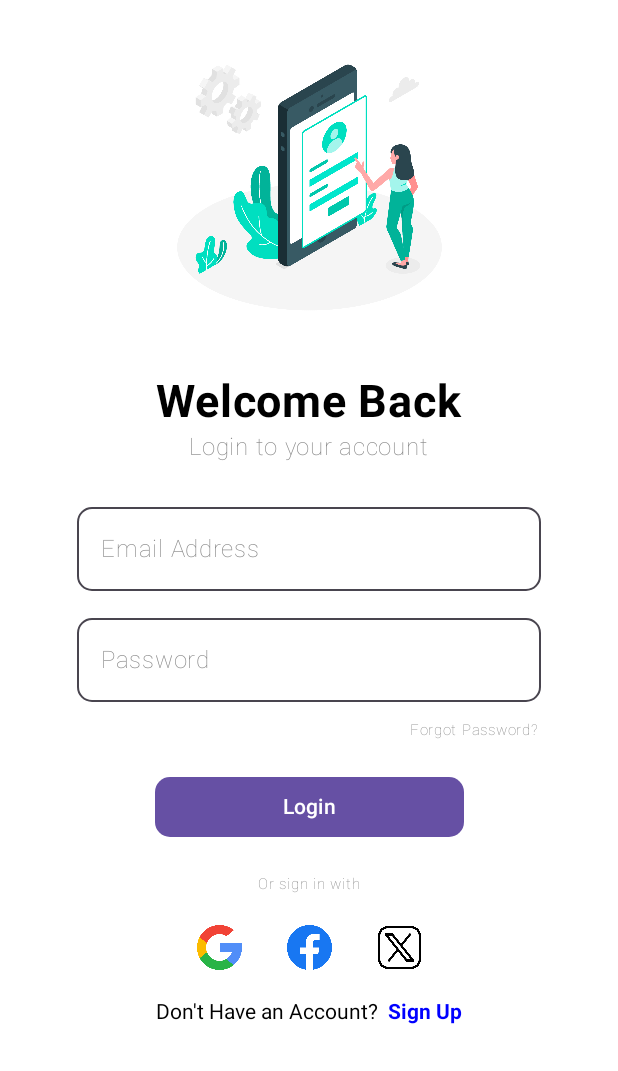
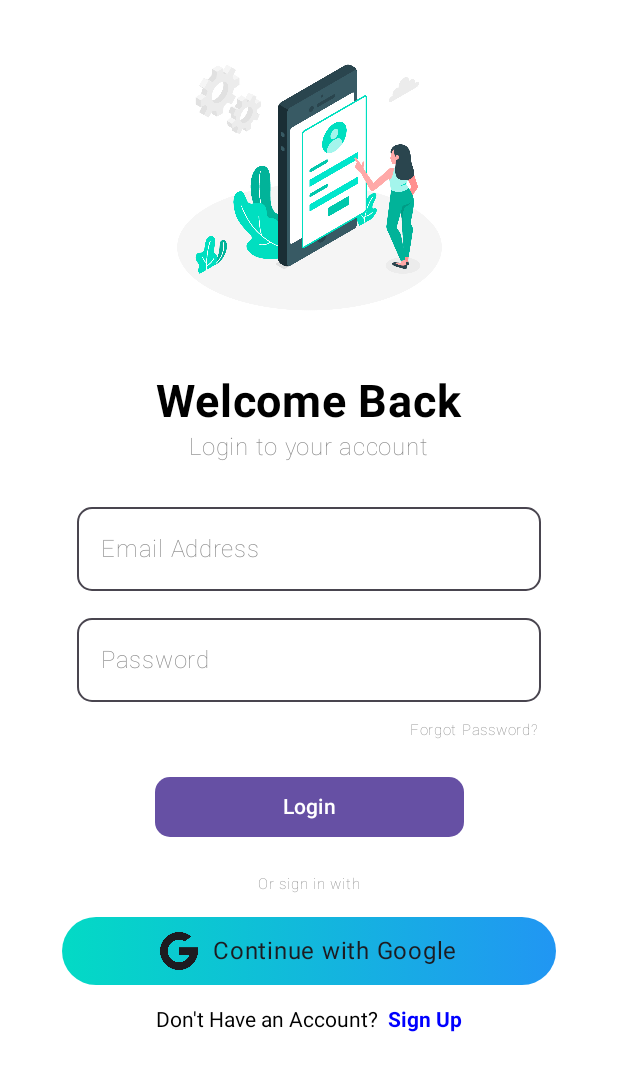
Before and after one commit to Niteshkrjhag/GrabApp2, an Android app built with Jetpack Compose: the screen it shows after launch (MainActivity), on a phone screen of 412 x 824 dp. Shown: the top 1071 px of the screen. Run offline under Robolectric (Android 15) with nearby library versions, the phone set to English and light mode, and no system bars; our stand-ins replace Dagger/Hilt's generated code, Firebase (no records; nobody signed in at launch, a user with empty details on screens opened directly), accompanist, livedata-compose; libraries missing offline, so code that uses them is left out: com.google.ai.client.

Commit message:
fb and twitter signin dismissed and only continued with google sign in

```diff
--- a/app/src/main/java/com/example/first_app/Login_auth/LoginViewModel.kt
+++ b/app/src/main/java/com/example/first_app/Login_auth/LoginViewModel.kt
@@ -59,6 +59,7 @@ class LoginViewModel:ViewModel() {
             }
     }
     fun signout(){
+//        _authState.value = AuthState.Loading
         Firebase.auth.signOut()
         _authState.value = AuthState.Unauthenticated
     }
--- a/app/src/main/java/com/example/first_app/Screen/LoginScreen.kt
+++ b/app/src/main/java/com/example/first_app/Screen/LoginScreen.kt
@@ -1,12 +1,10 @@
 package com.example.first_app.Screen
 
-import android.content.Context
 import android.util.Log
 import android.widget.Toast
 import androidx.compose.foundation.Image
 import androidx.compose.foundation.background
 import androidx.compose.foundation.clickable
-import androidx.compose.foundation.indication
 import androidx.compose.foundation.interaction.MutableInteractionSource
 import androidx.compose.foundation.layout.Arrangement
 import androidx.compose.foundation.layout.Box
@@ -17,16 +15,13 @@ import androidx.compose.foundation.layout.fillMaxSize
 import androidx.compose.foundation.layout.fillMaxWidth
 import androidx.compose.foundation.layout.height
 import androidx.compose.foundation.layout.padding
-import androidx.compose.foundation.layout.size
-import androidx.compose.foundation.layout.width
 import androidx.compose.foundation.layout.wrapContentSize
 import androidx.compose.foundation.layout.wrapContentWidth
 import androidx.compose.foundation.shape.CircleShape
 import androidx.compose.foundation.shape.RoundedCornerShape
 import androidx.compose.foundation.text.ClickableText
-import androidx.compose.material.ripple.rememberRipple
 import androidx.compose.material3.Button
-import androidx.compose.material3.ExperimentalMaterial3Api
+import androidx.compose.material3.Icon
 import androidx.compose.material3.OutlinedTextField
 import androidx.compose.material3.Text
 import androidx.compose.material3.TextFieldDefaults
@@ -41,6 +36,7 @@ import androidx.compose.runtime.setValue
 import androidx.compose.ui.Alignment
 import androidx.compose.ui.Modifier
 import androidx.compose.ui.draw.clip
+import androidx.compose.ui.graphics.Brush
 import androidx.compose.ui.graphics.Color
 import androidx.compose.ui.graphics.painter.Painter
 import androidx.compose.ui.layout.ContentScale
@@ -61,13 +57,18 @@ import com.example.first_app.R
 import com.example.first_app.googleSignIn.GoogleSignInViewModel
 import com.example.first_app.navigation.Routes
 import com.example.first_app.navigation.Routes.BoardingScreen
+import com.example.first_app.ui.theme.Teal200
+import com.example.first_app.ui.theme.splash_background_color
 
 
 @Composable
-fun Login(navController: NavHostController,authViewModel: LoginViewModel,context: Context,googleSignInViewModel: GoogleSignInViewModel) {
+fun Login(navController: NavHostController,
+          authViewModel: LoginViewModel,
+          googleSignInViewModel: GoogleSignInViewModel) {
 Log.d("SignOut","Inside login screen")
     val authState = authViewModel.authState.observeAsState()
     val context = LocalContext.current
+
 
     LaunchedEffect(authState.value) {
         when(authState.value){
@@ -203,8 +204,6 @@ Log.d("SignOut","Inside login screen")
             verticalAlignment = Alignment.CenterVertically
         ) {
             val google_login = painterResource(id = R.drawable.google_login)
-            val facebook_login = painterResource(id = R.drawable.facebook_login)
-            val twitter_login = painterResource(id = R.drawable.twitter_login)
 
 
             ClickableImage(
@@ -214,14 +213,16 @@ Log.d("SignOut","Inside login screen")
                   Log.d("click", "Google Sign-In Clicked")
                }
             )
-            Spacer(modifier = Modifier.width(20.dp))
-            ClickableImage(google_login = facebook_login,
-                onClick = {}
-                )
-            Spacer(modifier = Modifier.width(20.dp))
-            ClickableImage(google_login = twitter_login,
-                onClick = {}
-            )
+//            Spacer(modifier = Modifier.width(20.dp))
+////            ClickableImage(google_login = facebook_login,
+////                onClick = {}
+////                )
+//            Spacer(modifier = Modifier.width(20.dp))
+////            ClickableImage(google_login = twitter_login,
+////                onClick = {
+////
+////                }
+////            )
         }
         Spacer(modifier = Modifier.height(15.dp))
         val annotatedText = buildAnnotatedString {
@@ -258,8 +259,9 @@ fun ClickableImage(
     onClick: () -> Unit
 ) {
     Box(
-       modifier =  Modifier
-           .size(40.dp)
+        modifier = Modifier
+            .fillMaxWidth(0.8f)
+            .height(45.dp)
             .clip(CircleShape)
             .clickable(
                onClick = { onClick() },
@@ -268,12 +270,32 @@ fun ClickableImage(
             )
             .wrapContentSize()
     ){
-        Image(
-            painter = google_login,
-            contentDescription = "$google_login",
-            contentScale = ContentScale.Fit,
-            modifier = Modifier.size(30.dp)
+        Row(
+            modifier = Modifier
+                .background(
+                    brush = Brush.horizontalGradient(
+                        colors = listOf(
+                            Teal200,
+                            splash_background_color
+                        ),
+                    )
+                )
+                .fillMaxSize()
+                .padding(10.dp),
+            // contentAlignment = Alignment.Center
+            horizontalArrangement = Arrangement.Center,
+            verticalAlignment = Alignment.CenterVertically
+        ) {
+            Icon(
+                painter = painterResource(id = R.drawable.google_login),
+                contentDescription = "Google"
+            )
+            Text(
+                modifier = Modifier.padding(start = 10.dp),
+                text = "Continue with Google"
             )
         }
+    }
+
 
 }
--- a/app/src/main/java/com/example/first_app/Screen/SettingsScreen.kt
+++ b/app/src/main/java/com/example/first_app/Screen/SettingsScreen.kt
@@ -31,28 +31,23 @@ import androidx.compose.ui.Alignment
 import androidx.compose.ui.Modifier
 import androidx.compose.ui.draw.clip
 import androidx.compose.ui.graphics.Color
-import androidx.compose.ui.layout.ContentScale
 import androidx.compose.ui.res.painterResource
 import androidx.compose.ui.text.font.FontWeight
 import androidx.compose.ui.text.style.TextAlign
-import androidx.compose.ui.tooling.preview.Preview
 import androidx.compose.ui.unit.dp
 import androidx.compose.ui.unit.sp
 import androidx.navigation.NavController
-import coil.compose.AsyncImage
 import com.example.first_app.Login_auth.AuthState
 import com.example.first_app.Login_auth.LoginViewModel
 import com.example.first_app.Login_auth.ProfileViewModel
 import com.example.first_app.R
 import com.example.first_app.googleSignIn.GoogleSignInViewModel
 import com.example.first_app.navigation.Routes
-import com.example.first_app.presentation.nvGraph.RouteNS
 import com.example.first_app.ui.theme.LightPrimaryColor
 import com.example.first_app.ui.theme.Poppins
 import com.example.first_app.ui.theme.PrimaryColor
 import com.example.first_app.ui.theme.SecondaryColor
 import com.example.first_app.ui.theme.Shapes
-import okhttp3.Route
 
 
 @Composable
--- a/app/src/main/java/com/example/first_app/navigation/Routes.kt
+++ b/app/src/main/java/com/example/first_app/navigation/Routes.kt
@@ -5,5 +5,4 @@ object Routes {
     var SignUp = "SignUp"
     var BoardingScreen = "BoardingScreen"
 
-
 }
--- a/app/src/main/java/com/example/first_app/navigation/navigation_file.kt
+++ b/app/src/main/java/com/example/first_app/navigation/navigation_file.kt
@@ -7,26 +7,30 @@ import androidx.navigation.compose.NavHost
 import androidx.navigation.compose.composable
 import androidx.navigation.compose.rememberNavController
 import com.example.first_app.ChatBot.ChatViewModel.ChatViewModel
-import com.example.first_app.ChatBot.ScreenCB.ChatBotScreen
+import com.example.first_app.Login_auth.LoginViewModel
 import com.example.first_app.Screen.Login
 import com.example.first_app.Screen.signUpScreen
-import com.example.first_app.Login_auth.LoginViewModel
 import com.example.first_app.googleSignIn.GoogleSignInViewModel
 import com.example.first_app.presentation.nvGraph.NavGraph
 
 @Preview(showBackground = true, showSystemUi = true)
 @Composable
 
-fun Navigation(startDestination:String,authViewModel:LoginViewModel,chatViewModel: ChatViewModel,context:Context,googleSignInViewModel: GoogleSignInViewModel){
+fun Navigation(startDestination:String,
+               authViewModel:LoginViewModel,
+               chatViewModel: ChatViewModel,
+               context:Context,
+               googleSignInViewModel: GoogleSignInViewModel
+){
 
     val navController = rememberNavController()
     NavHost(navController = navController
         , startDestination =Routes.Login, builder = {
             composable(Routes.Login){
-                Login(navController,authViewModel,context,googleSignInViewModel)
+                Login(navController,authViewModel,googleSignInViewModel)
             }
             composable(Routes.SignUp){
-                signUpScreen(navController,authViewModel)
+                signUpScreen(navController,authViewModel,googleSignInViewModel)
             }
             composable(Routes.BoardingScreen){
 
--- a/app/src/main/java/com/example/first_app/presentation/news_navigator/NewsNavigator.kt
+++ b/app/src/main/java/com/example/first_app/presentation/news_navigator/NewsNavigator.kt
@@ -119,6 +119,7 @@ fun NewsNavigator() {
         ) {
             composable(route = RouteNS.HomeScreen.route) { backStackEntry ->
                 val viewModel: HomeViewModel = hiltViewModel()
+//                val articles = viewModel.news.collectAsLazyPagingItems()
                 val articles = viewModel.news.collectAsLazyPagingItems()
                 HomeScreen_NS(
                     articles = articles,
--- a/app/src/main/java/com/example/first_app/presentation/nvGraph/NavGraph.kt
+++ b/app/src/main/java/com/example/first_app/presentation/nvGraph/NavGraph.kt
@@ -34,6 +34,7 @@ fun NavGraph(
                  )
              }
          }
+
         navigation(
             route = RouteNS.NewsNavigation.route,
             startDestination = RouteNS.NewsNavigatorScreen.route
@@ -43,5 +44,7 @@ fun NavGraph(
             }
         }
 
+
+
     }
 }
--- a/app/src/main/java/com/example/first_app/presentation/nvGraph/RouteNS.kt
+++ b/app/src/main/java/com/example/first_app/presentation/nvGraph/RouteNS.kt
@@ -16,6 +16,4 @@ sealed class RouteNS(
     object  SettingsScreen: RouteNS(route = "settingsScreen")
     object  ChatBotScreen: RouteNS(route = "chatBotScreen")
     object  ChatBotNavigation: RouteNS(route = "chatBotNavigation")
-
-
 }
--- a/app/src/main/java/com/example/first_app/presentation/onboarding/OnBoardingViewModel.kt
+++ b/app/src/main/java/com/example/first_app/presentation/onboarding/OnBoardingViewModel.kt
@@ -2,7 +2,6 @@ package com.example.first_app.presentation.onboarding
 
 import androidx.lifecycle.ViewModel
 import androidx.lifecycle.viewModelScope
-import com.example.first_app.domain.usecase.app_entry.AppEntryUseCases
 import com.example.first_app.domain.usecase.app_entry.SaveAppEntry
 import dagger.hilt.android.lifecycle.HiltViewModel
 import kotlinx.coroutines.launch
--- a/app/src/main/java/com/example/first_app/presentation/onboarding/onBoardingScreen.kt
+++ b/app/src/main/java/com/example/first_app/presentation/onboarding/onBoardingScreen.kt
@@ -42,7 +42,7 @@ import kotlinx.coroutines.launch
 @OptIn(ExperimentalFoundationApi::class, ExperimentalPerfettoCaptureApi::class)
 @Composable
 fun OnBoardingScreen(
-    OnEvent: (OnBoardingEvent)->Unit ={},navController:NavController
+    OnEvent: (OnBoardingEvent)->Unit ,navController:NavController
 ){
     val context = LocalContext.current
     val activity = context as? Activity
--- a/build.gradle.kts
+++ b/build.gradle.kts
@@ -1,5 +1,8 @@
 // Top-level build file where you can add configuration options common to all sub-projects/modules.
 plugins {
+
+//    id("org.jetbrains.kotlin.android") version "2.0.20" apply false
+
     alias(libs.plugins.androidApplication) apply false
     id ("com.android.library") version "8.5.1" apply false
     alias(libs.plugins.jetbrainsKotlinAndroid) apply false
```
Also changed, not shown: app/build.gradle.kts (+7 -4 lines), app/src/main/java/com/example/first_app/Screen/SignUpScreen.kt (+54 -31 lines), app/src/main/java/com/example/first_app/Screen/stateFileTest.kt (deleted, +0 -97 lines), app/src/main/java/com/example/first_app/Screen/view_test_model.kt (deleted, +0 -21 lines), app/src/main/java/com/example/first_app/presentation/home/HomeViewModel.kt (+20 -1 lines), 2 other files. Lines whose indentation alone changed are shown as unchanged.
